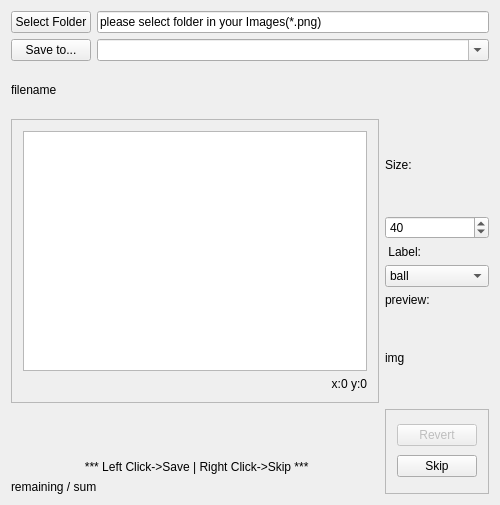
Before: the Qt Designer form photoclipping.ui in ChisatoKasebayashi/photoClippingUI, drawn with Qt 5.
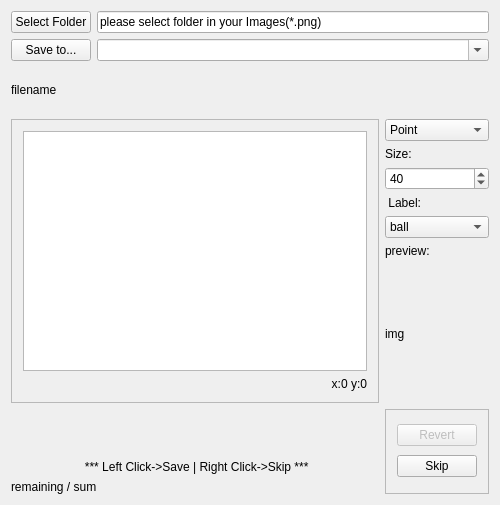
After: the same form once the commit is applied. Custom widgets are drawn as their Qt base class.

The edit to the form file:
```diff
--- a/photoclipping.ui
+++ b/photoclipping.ui
@@ -166,8 +166,28 @@
    </item>
    <item row="2" column="1" rowspan="2">
     <layout class="QVBoxLayout" name="verticalLayout_3">
+     <item>
+      <widget class="QComboBox" name="comboMethod">
+       <item>
+        <property name="text">
+         <string>Point</string>
+        </property>
+       </item>
+       <item>
+        <property name="text">
+         <string>Rect</string>
+        </property>
+       </item>
+      </widget>
+     </item>
      <item>
       <widget class="QLabel" name="label_4">
+       <property name="sizePolicy">
+        <sizepolicy hsizetype="Preferred" vsizetype="Fixed">
+         <horstretch>0</horstretch>
+         <verstretch>0</verstretch>
+        </sizepolicy>
+       </property>
        <property name="text">
         <string>Size:</string>
        </property>
```
